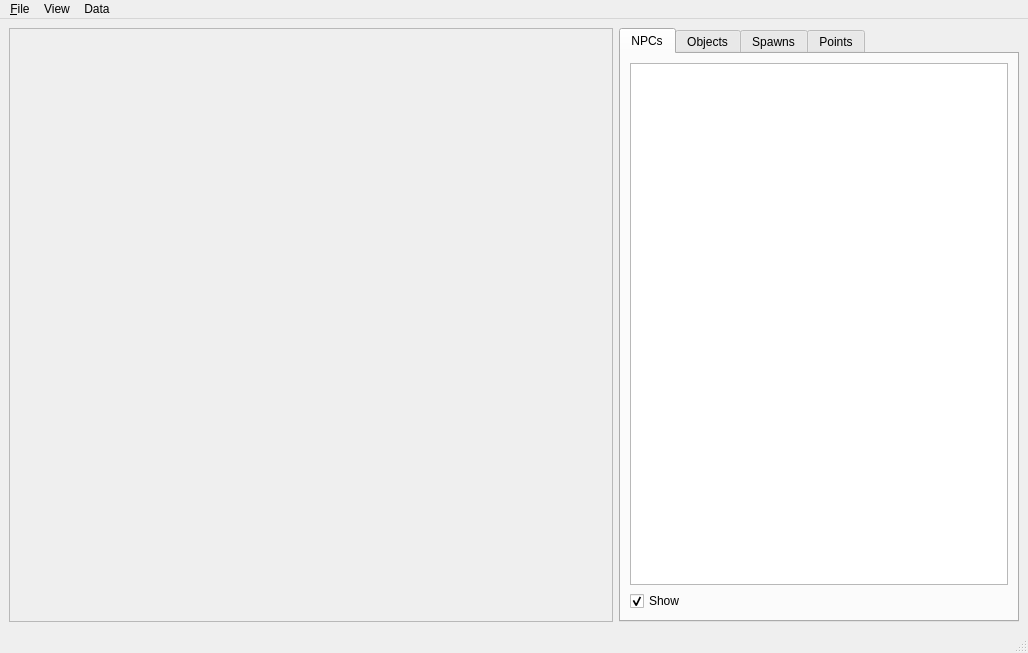
Old version of the form tools/cathedral/ui/ZoneWindow.ui in the repository comphack/comp_hack.
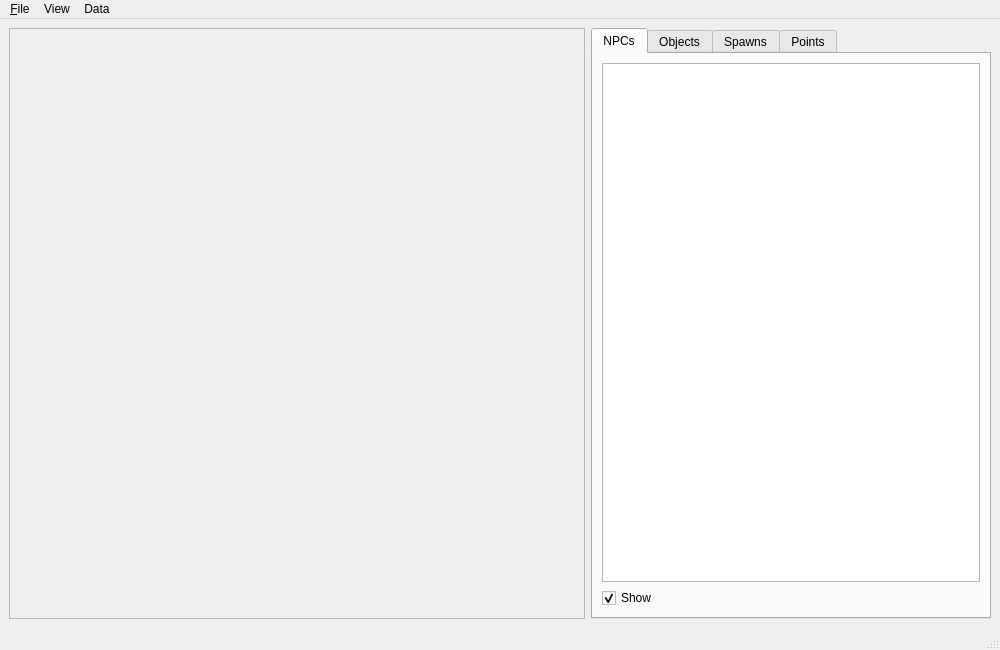
New version of the form.

```diff
--- a/tools/cathedral/ui/ZoneWindow.ui
+++ b/tools/cathedral/ui/ZoneWindow.ui
@@ -6,8 +6,8 @@
    <rect>
     <x>0</x>
     <y>0</y>
-    <width>1028</width>
-    <height>653</height>
+    <width>1000</width>
+    <height>650</height>
    </rect>
   </property>
   <property name="windowTitle">
```
Left out of the diff: 2 changed lines with no effect on the pictures.
